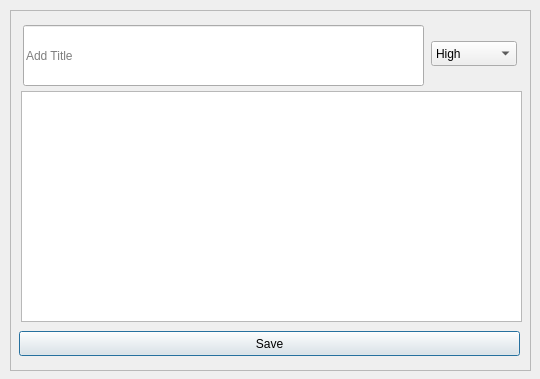
This is tudu/forms/addtaskformtudu.ui in SaraKapetinic/VerificationTuduProject as Qt 5 draws it before an edit. The edited form follows.
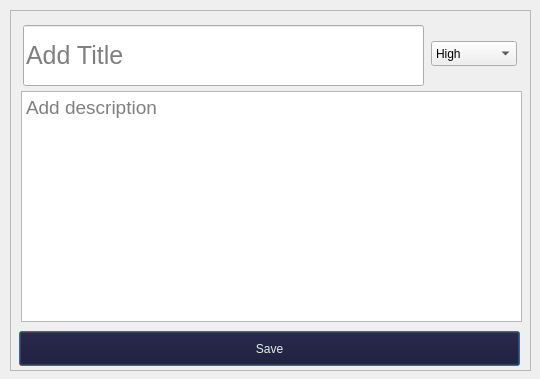
This is the edited form.

Diff of the .ui file:
```diff
--- a/tudu/forms/addtaskformtudu.ui
+++ b/tudu/forms/addtaskformtudu.ui
@@ -43,6 +43,15 @@
        <height>61</height>
       </rect>
      </property>
+     <property name="font">
+      <font>
+       <family>Ubuntu</family>
+       <pointsize>19</pointsize>
+       <weight>7</weight>
+       <italic>false</italic>
+       <bold>false</bold>
+      </font>
+     </property>
      <property name="styleSheet">
       <string notr="true">font: 63 19pt &quot;URW Gothic&quot;;</string>
      </property>
@@ -59,6 +68,14 @@
        <height>231</height>
       </rect>
      </property>
+     <property name="font">
+      <font>
+       <pointsize>14</pointsize>
+      </font>
+     </property>
+     <property name="placeholderText">
+      <string>Add description</string>
+     </property>
     </widget>
     <widget class="QPushButton" name="tuduTaskSave">
      <property name="geometry">
@@ -66,9 +83,14 @@
        <x>8</x>
        <y>320</y>
        <width>501</width>
-       <height>25</height>
+       <height>35</height>
       </rect>
      </property>
+     <property name="styleSheet">
+      <string notr="true">background-color: #160c28;
+color: #e1efe6;
+height: 35px;</string>
+     </property>
      <property name="text">
       <string>Save</string>
      </property>
```
Left out of the diff: 2 changed lines with no effect on the pictures.
